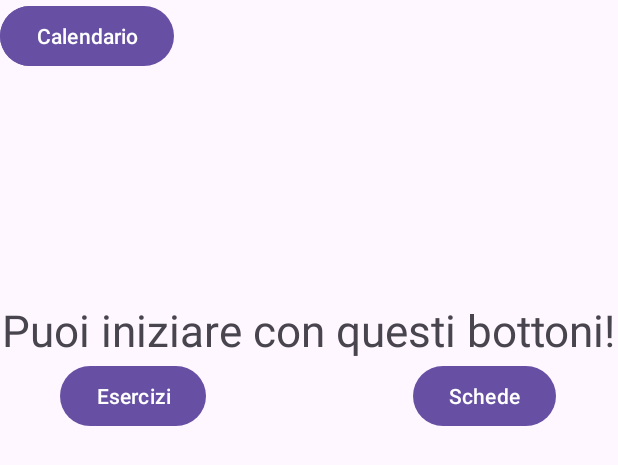
After one commit to matt2005fiore/fit-progression, an Android app: the layout main_page.xml on its own in the app's theme, with its tools: preview values and no code run, on a phone screen of 412 x 824 dp. The commit adds this screen. Shown: the top 465 px of the screen. Run offline under Robolectric (Android 15) with nearby library versions, the light colour scheme and no system bars.

Commit message:
aggiunta pagina principale

```diff
--- /dev/null
+++ b/Code/GitFit/app/src/main/res/layout/main_page.xml
@@ -0,0 +1,47 @@
+<?xml version="1.0" encoding="utf-8"?>
+<RelativeLayout xmlns:android="http://schemas.android.com/apk/res/android"
+    android:layout_width="match_parent"
+    android:layout_height="match_parent">
+<TextView
+    android:id="@+id/MainPageMessage"
+    android:layout_width="wrap_content"
+    android:layout_height="wrap_content"
+    android:text="@string/puoi_iniziare_con_questi_bottoni"
+    android:layout_centerHorizontal="true"
+    android:layout_marginTop="200dp"
+    android:textSize="29dp">
+</TextView>
+    <Button
+        android:id="@+id/ExerciseButton"
+        android:align="@+id/MainPageMessage"
+        android:layout_width="wrap_content"
+        android:layout_height="wrap_content"
+        android:text="@string/esercizi"
+        android:layout_alignTop="@id/MainPageMessage"
+        android:layout_marginTop="40dp"
+        android:layout_marginLeft="40dp">
+    </Button>
+    <Button
+        android:id="@+id/ProfileButton"
+        android:layout_width="wrap_content"
+        android:layout_height="wrap_content"
+        android:text="@string/profilo" >
+    </Button>
+    <Button
+    android:id="@+id/ListButton"
+    android:layout_width="wrap_content"
+    android:layout_height="wrap_content"
+    android:text="@string/schede"
+        android:layout_alignTop="@id/MainPageMessage"
+        android:layout_alignEnd="@id/MainPageMessage"
+        android:layout_marginTop="40dp"
+        android:layout_marginRight="40dp">
+    </Button>
+    <Button
+    android:id="@+id/CalendarButton"
+    android:layout_width="wrap_content"
+    android:layout_height="wrap_content"
+    android:text="@string/calendario" >
+</Button>
+
+</RelativeLayout>
--- a/Code/GitFit/app/src/main/res/values/strings.xml
+++ b/Code/GitFit/app/src/main/res/values/strings.xml
@@ -1,3 +1,8 @@
 <resources>
     <string name="app_name">GitFit</string>
+    <string name="esercizi">Esercizi</string>
+    <string name="profilo">Profilo</string>
+    <string name="schede">Schede</string>
+    <string name="calendario">Calendario</string>
+    <string name="puoi_iniziare_con_questi_bottoni">Puoi iniziare con questi bottoni!</string>
 </resources>
--- a/Code/GitFit/gradle/libs.versions.toml
+++ b/Code/GitFit/gradle/libs.versions.toml
@@ -1,5 +1,5 @@
 [versions]
-agp = "8.8.0"
+agp = "8.8.2"
 junit = "4.13.2"
 junitVersion = "1.2.1"
 espressoCore = "3.6.1"
```
